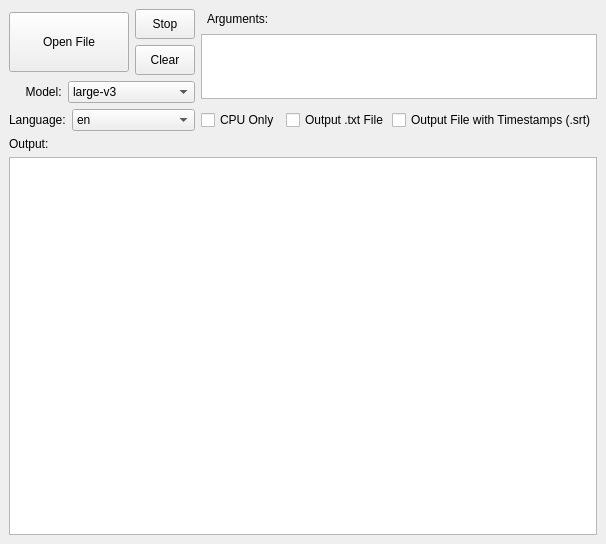
Qt form mainwindow.ui (mehtabmahir/easy-whisper-ui) before a commit.
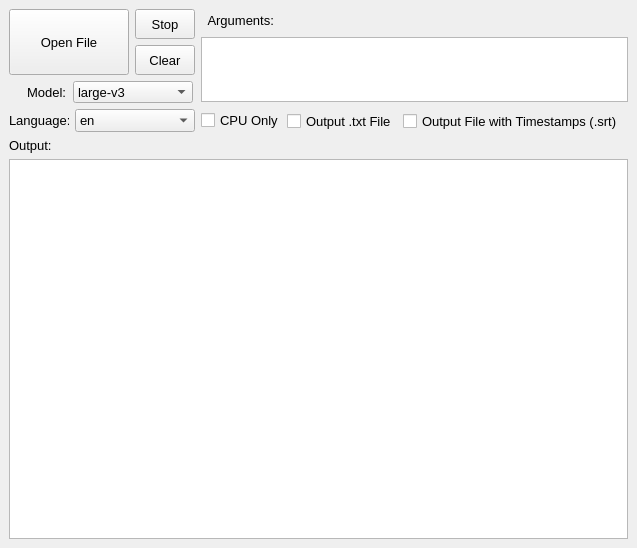
The same form after that commit.

Commit message: Add windows blur effect and other UI tweaks

```diff
--- a/mainwindow.ui
+++ b/mainwindow.ui
@@ -6,8 +6,8 @@
    <rect>
     <x>0</x>
     <y>0</y>
-    <width>591</width>
-    <height>544</height>
+    <width>637</width>
+    <height>548</height>
    </rect>
   </property>
   <property name="sizePolicy">
@@ -16,6 +16,11 @@
     <verstretch>0</verstretch>
    </sizepolicy>
   </property>
+  <property name="font">
+   <font>
+    <pointsize>10</pointsize>
+   </font>
+  </property>
   <property name="windowTitle">
    <string>MainWindow</string>
   </property>
@@ -44,7 +49,7 @@
       <property name="maximumSize">
        <size>
         <width>120</width>
-        <height>60</height>
+        <height>80</height>
        </size>
       </property>
       <property name="text">
@@ -96,7 +101,7 @@
         <property name="maximumSize">
          <size>
           <width>16777215</width>
-          <height>15</height>
+          <height>20</height>
          </size>
         </property>
         <property name="text">
@@ -159,7 +164,7 @@
         </property>
         <property name="maximumSize">
          <size>
-          <width>100</width>
+          <width>110</width>
           <height>16777215</height>
          </size>
         </property>
@@ -247,6 +252,12 @@
             <verstretch>0</verstretch>
            </sizepolicy>
           </property>
+          <property name="minimumSize">
+           <size>
+            <width>50</width>
+            <height>0</height>
+           </size>
+          </property>
           <property name="text">
            <string>     Model:</string>
           </property>
@@ -260,9 +271,15 @@
             <verstretch>0</verstretch>
            </sizepolicy>
           </property>
+          <property name="minimumSize">
+           <size>
+            <width>120</width>
+            <height>0</height>
+           </size>
+          </property>
           <property name="maximumSize">
            <size>
-            <width>200</width>
+            <width>120</width>
             <height>22</height>
            </size>
           </property>
@@ -330,6 +347,12 @@
             <verstretch>0</verstretch>
            </sizepolicy>
           </property>
+          <property name="minimumSize">
+           <size>
+            <width>50</width>
+            <height>0</height>
+           </size>
+          </property>
           <property name="text">
            <string>Language:</string>
           </property>
@@ -343,6 +366,18 @@
             <verstretch>0</verstretch>
            </sizepolicy>
           </property>
+          <property name="minimumSize">
+           <size>
+            <width>120</width>
+            <height>0</height>
+           </size>
+          </property>
+          <property name="maximumSize">
+           <size>
+            <width>120</width>
+            <height>100</height>
+           </size>
+          </property>
           <item>
            <property name="text">
             <string>en</string>
```
Left out of the diff: 4 changed lines with no effect on the pictures. The commit also changes 3 other files.
